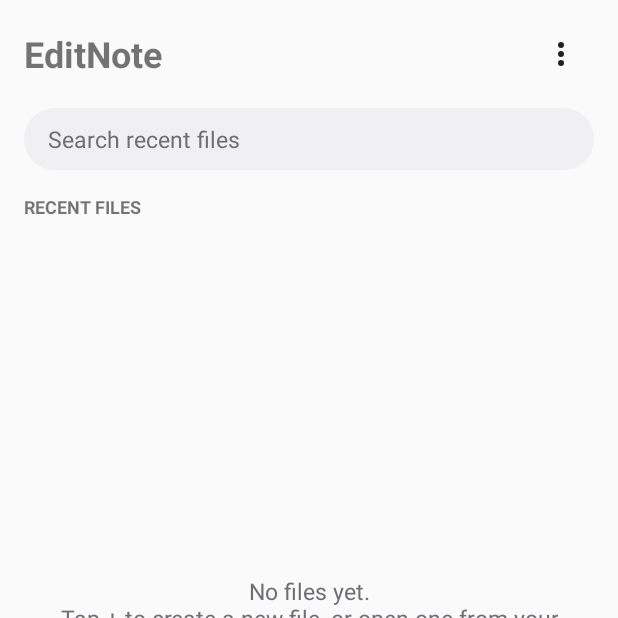
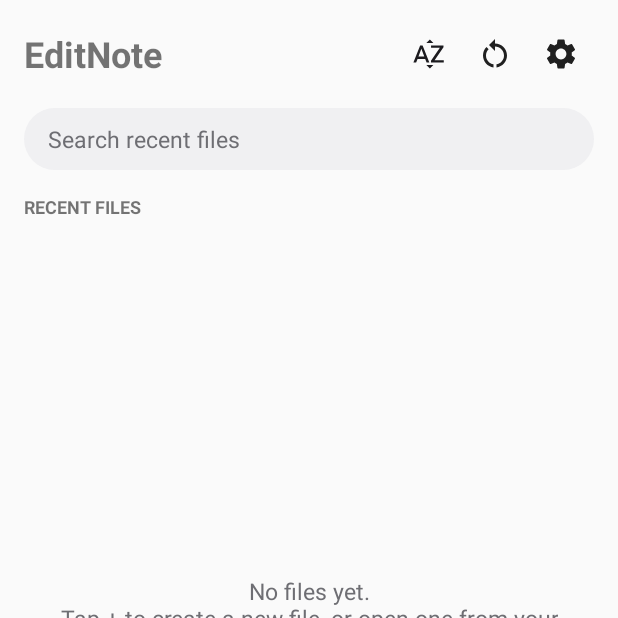
Before and after one commit to kiaashkan/EditNote, an Android app: the screen it shows after launch (MainActivity), on a phone screen of 412 x 824 dp, the top half of it. Run offline under Robolectric (Android 15) with nearby library versions, the phone set to English and light mode, and no system bars.

Commit message:
EditNote v1.3.0: card popup menus, modern new-file dialog, home icon buttons, About Update row

```diff
--- a/app/build.gradle.kts
+++ b/app/build.gradle.kts
@@ -11,8 +11,8 @@ android {
         applicationId = "com.kiaashkan.editnote"
         minSdk = 26
         targetSdk = 34
-        versionCode = 5
-        versionName = "1.2.0"
+        versionCode = 6
+        versionName = "1.3.0"
     }
 
     buildTypes {
--- /dev/null
+++ b/app/src/main/res/drawable/ic_gear.xml
@@ -0,0 +1,10 @@
+<vector xmlns:android="http://schemas.android.com/apk/res/android"
+    android:width="24dp"
+    android:height="24dp"
+    android:viewportWidth="24"
+    android:viewportHeight="24"
+    android:tint="?android:attr/textColorPrimary">
+    <path
+        android:fillColor="@android:color/white"
+        android:pathData="M19.14 12.94c.04-.3.06-.61.06-.94 0-.32-.02-.64-.07-.94l2.03-1.58a.49.49 0 0 0 .12-.61l-1.92-3.32a.488.488 0 0 0-.59-.22l-2.39.96c-.5-.38-1.03-.7-1.62-.94l-.36-2.54a.484.484 0 0 0-.48-.41h-3.84c-.24 0-.43.17-.47.41l-.36 2.54c-.59.24-1.13.57-1.62.94l-2.39-.96c-.22-.08-.47 0-.59.22L2.74 8.87c-.12.21-.08.47.12.61l2.03 1.58c-.05.3-.09.63-.09.94s.02.64.07.94l-2.03 1.58a.49.49 0 0 0-.12.61l1.92 3.32c.12.22.37.29.59.22l2.39-.96c.5.38 1.03.7 1.62.94l.36 2.54c.05.24.24.41.48.41h3.84c.24 0 .44-.17.47-.41l.36-2.54c.59-.24 1.13-.56 1.62-.94l2.39.96c.22.08.47 0 .59-.22l1.92-3.32c.12-.22.07-.47-.12-.61l-2.01-1.58zM12 15.6c-1.98 0-3.6-1.62-3.6-3.6s1.62-3.6 3.6-3.6 3.6 1.62 3.6 3.6-1.62 3.6-3.6 3.6z" />
+</vector>
--- /dev/null
+++ b/app/src/main/res/drawable/ic_reset.xml
@@ -0,0 +1,10 @@
+<vector xmlns:android="http://schemas.android.com/apk/res/android"
+    android:width="24dp"
+    android:height="24dp"
+    android:viewportWidth="24"
+    android:viewportHeight="24"
+    android:tint="?android:attr/textColorPrimary">
+    <path
+        android:fillColor="@android:color/white"
+        android:pathData="M12 5V2L8 6l4 4V7c3.31 0 6 2.69 6 6 0 2.97-2.17 5.43-5 5.91v2.02c3.95-.49 7-3.85 7-7.93 0-4.42-3.58-8-8-8zm-6 8c0-1.65.67-3.15 1.76-4.24L6.34 7.34A8.014 8.014 0 0 0 4 13c0 4.08 3.05 7.44 7 7.93v-2.02c-2.83-.48-5-2.94-5-5.91z" />
+</vector>
--- /dev/null
+++ b/app/src/main/res/drawable/ic_sort.xml
@@ -0,0 +1,10 @@
+<vector xmlns:android="http://schemas.android.com/apk/res/android"
+    android:width="24dp"
+    android:height="24dp"
+    android:viewportWidth="24"
+    android:viewportHeight="24"
+    android:tint="?android:attr/textColorPrimary">
+    <path
+        android:fillColor="@android:color/white"
+        android:pathData="M14.94 4.66h-4.72l2.36-2.36zm-4.69 14.71h4.66l-2.33 2.33zM6.1 6.27 1.6 17.73h1.84l.92-2.45h5.11l.92 2.45h1.84L7.74 6.27H6.1zm-1.13 7.37 1.94-5.18 1.94 5.18H4.97zm10.76 2.5h6.12v1.59h-8.53v-1.29l5.92-8.56h-5.88v-1.6h8.3v1.26l-5.93 8.6z" />
+</vector>
--- a/app/src/main/res/layout/activity_main.xml
+++ b/app/src/main/res/layout/activity_main.xml
@@ -26,12 +26,28 @@
             android:textStyle="bold" />
 
         <ImageButton
-            android:id="@+id/btnMainMenu"
+            android:id="@+id/btnHomeSort"
             android:layout_width="44dp"
             android:layout_height="44dp"
             android:background="?android:attr/selectableItemBackgroundBorderless"
-            android:contentDescription="Menu"
-            android:src="@drawable/ic_more_vert" />
+            android:contentDescription="Sort A to Z"
+            android:src="@drawable/ic_sort" />
+
+        <ImageButton
+            android:id="@+id/btnHomeReset"
+            android:layout_width="44dp"
+            android:layout_height="44dp"
+            android:background="?android:attr/selectableItemBackgroundBorderless"
+            android:contentDescription="Reset recent list"
+            android:src="@drawable/ic_reset" />
+
+        <ImageButton
+            android:id="@+id/btnHomeSettings"
+            android:layout_width="44dp"
+            android:layout_height="44dp"
+            android:background="?android:attr/selectableItemBackgroundBorderless"
+            android:contentDescription="Settings"
+            android:src="@drawable/ic_gear" />
     </LinearLayout>
 
     <Button
```
Also changed, not shown: app/src/main/java/com/kiaashkan/editnote/EditorActivity.kt (+114 -73 lines), app/src/main/java/com/kiaashkan/editnote/MainActivity.kt (+111 -41 lines), app/src/main/java/com/kiaashkan/editnote/Palette.kt (+11 -0 lines), app/src/main/java/com/kiaashkan/editnote/SettingsActivity.kt (+5 -2 lines), app/src/main/res/drawable/ic_update.xml (added, +10 -0 lines), app/src/main/res/layout/activity_settings.xml (+6 -6 lines), 1 other file.
